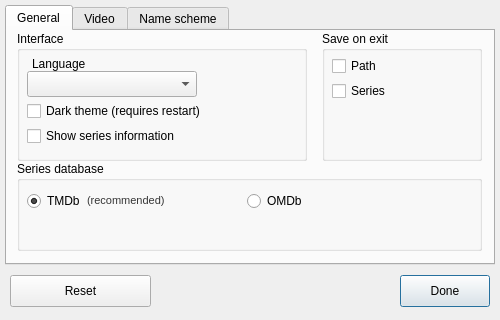
Qt form SeriesScraper/settingswindow.ui (martinLutz1/SeriesScraper) before a commit.
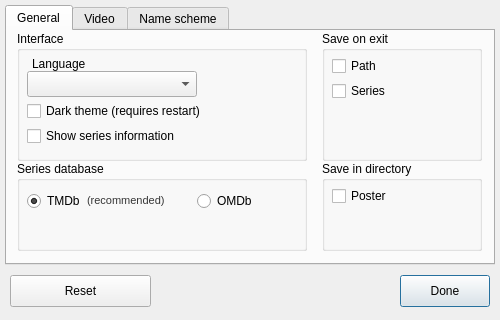
The same form after that commit.

Commit message: Bugfix: Using file name instead of file path for sorting files in directory. Now we correctly find the season. Feature: Save poster in series directoryv via rename (optional) or via menu bar item

What changed in the file:
```diff
--- a/SeriesScraper/settingswindow.ui
+++ b/SeriesScraper/settingswindow.ui
@@ -69,7 +69,7 @@
       <rect>
        <x>10</x>
        <y>130</y>
-       <width>465</width>
+       <width>290</width>
        <height>90</height>
       </rect>
      </property>
@@ -101,7 +101,7 @@
       </property>
       <property name="geometry">
        <rect>
-        <x>230</x>
+        <x>180</x>
         <y>30</y>
         <width>60</width>
         <height>20</height>
@@ -234,6 +234,35 @@
       </property>
      </widget>
     </widget>
+    <widget class="QGroupBox" name="saveInDirectoryGroupBox">
+     <property name="geometry">
+      <rect>
+       <x>315</x>
+       <y>130</y>
+       <width>160</width>
+       <height>90</height>
+      </rect>
+     </property>
+     <property name="toolTip">
+      <string>Saving following things in directory on renaming.</string>
+     </property>
+     <property name="title">
+      <string>Save in directory</string>
+     </property>
+     <widget class="QCheckBox" name="savePosterCheckBox">
+      <property name="geometry">
+       <rect>
+        <x>10</x>
+        <y>25</y>
+        <width>140</width>
+        <height>20</height>
+       </rect>
+      </property>
+      <property name="text">
+       <string>Poster</string>
+      </property>
+     </widget>
+    </widget>
    </widget>
    <widget class="QWidget" name="video">
     <attribute name="title">
```
The commit also changes 13 other files.
